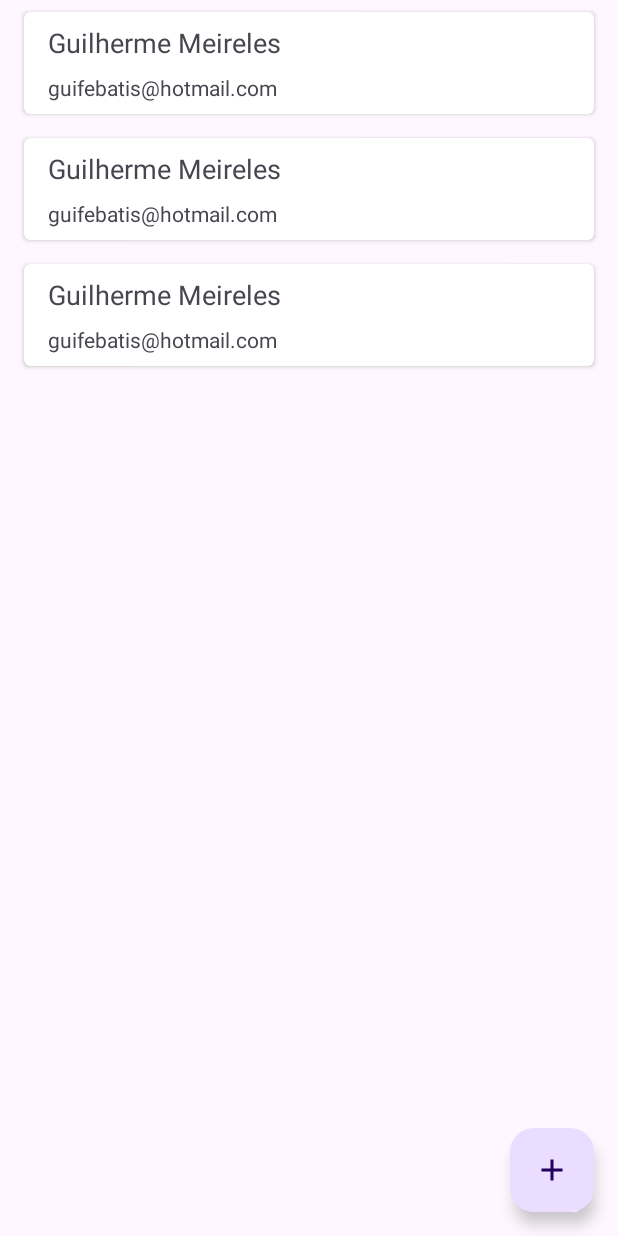
After one commit to GuitsMeireles/CRUD_teste, an Android app: the layout fragment_subscriber_list.xml on its own in the app's theme, with its tools: preview values and no code run, on a phone screen of 412 x 824 dp. The commit adds this screen. Run offline under Robolectric (Android 15) with nearby library versions, the phone set to English and light mode, and no system bars.

Commit message:
class 08

```diff
--- a/app/src/main/java/com/crud/data/db/AppDataBase.kt
+++ b/app/src/main/java/com/crud/data/db/AppDataBase.kt
@@ -4,8 +4,8 @@ import android.content.Context
 import androidx.room.Database
 import androidx.room.Room
 import androidx.room.RoomDatabase
-import com.crud.dao.SubscriberDAO
-import com.crud.entity.SubscriberEntity
+import com.crud.data.db.dao.SubscriberDAO
+import com.crud.data.db.entity.SubscriberEntity
 
 @Database(entities = [SubscriberEntity::class], version = 1)
 abstract class AppDataBase : RoomDatabase() {
--- a/app/src/main/java/com/crud/dao/SubscriberDAO.kt
+++ b/app/src/main/java/com/crud/data/db/dao/SubscriberDAO.kt
@@ -1,11 +1,11 @@
-package com.crud.dao
+package com.crud.data.db.dao
 
 import androidx.lifecycle.LiveData
 import androidx.room.Dao
 import androidx.room.Insert
 import androidx.room.Query
 import androidx.room.Update
-import com.crud.entity.SubscriberEntity
+import com.crud.data.db.entity.SubscriberEntity
 
 @Dao
 interface SubscriberDAO {
--- a/app/src/main/java/com/crud/entity/SubscriberEntity.kt
+++ b/app/src/main/java/com/crud/data/db/entity/SubscriberEntity.kt
@@ -1,4 +1,4 @@
-package com.crud.entity
+package com.crud.data.db.entity
 
 import androidx.room.Entity
 import androidx.room.PrimaryKey
--- a/app/src/main/java/com/crud/repository/DataBaseDataSource.kt
+++ b/app/src/main/java/com/crud/repository/DataBaseDataSource.kt
@@ -1,8 +1,8 @@
 package com.crud.repository
 
 import androidx.lifecycle.LiveData
-import com.crud.dao.SubscriberDAO
-import com.crud.entity.SubscriberEntity
+import com.crud.data.db.dao.SubscriberDAO
+import com.crud.data.db.entity.SubscriberEntity
 
 class DataBaseDataSource(
     private val subscriberDAO: SubscriberDAO
--- a/app/src/main/java/com/crud/repository/SubscriberRepository.kt
+++ b/app/src/main/java/com/crud/repository/SubscriberRepository.kt
@@ -1,7 +1,7 @@
 package com.crud.repository
 
 import androidx.lifecycle.LiveData
-import com.crud.entity.SubscriberEntity
+import com.crud.data.db.entity.SubscriberEntity
 
 interface SubscriberRepository {
 
--- /dev/null
+++ b/app/src/main/res/drawable/ic_add.xml
@@ -0,0 +1,9 @@
+<vector xmlns:android="http://schemas.android.com/apk/res/android"
+    android:width="24dp"
+    android:height="24dp"
+    android:viewportWidth="24"
+    android:viewportHeight="24">
+  <path
+      android:fillColor="#FF000000"
+      android:pathData="M11,11V5H13V11H19V13H13V19H11V13H5V11H11Z"/>
+</vector>
--- /dev/null
+++ b/app/src/main/res/layout/fragment_subscriber_list.xml
@@ -0,0 +1,25 @@
+<?xml version="1.0" encoding="utf-8"?>
+<androidx.coordinatorlayout.widget.CoordinatorLayout xmlns:android="http://schemas.android.com/apk/res/android"
+    xmlns:tools="http://schemas.android.com/tools"
+    android:layout_width="match_parent"
+    android:layout_height="match_parent"
+    xmlns:app="http://schemas.android.com/apk/res-auto"
+    tools:context=".ui.subscriberlist.SubscriberListFragment">
+
+    <androidx.recyclerview.widget.RecyclerView
+        android:layout_width="match_parent"
+        android:layout_height="match_parent"
+        app:layoutManager="androidx.recyclerview.widget.LinearLayoutManager"
+        tools:listitem="@layout/subscriber_item" />
+
+    <com.google.android.material.floatingactionbutton.FloatingActionButton
+        android:id="@+id/add_subscriber"
+        android:layout_width="wrap_content"
+        android:layout_height="wrap_content"
+        android:layout_gravity="end|bottom"
+        android:layout_margin="16dp"
+        android:src="@drawable/ic_add"/>
+
+
+
+</androidx.coordinatorlayout.widget.CoordinatorLayout>
--- /dev/null
+++ b/app/src/main/res/layout/subscriber_item.xml
@@ -0,0 +1,37 @@
+<?xml version="1.0" encoding="utf-8"?>
+<androidx.cardview.widget.CardView xmlns:android="http://schemas.android.com/apk/res/android"
+    xmlns:app="http://schemas.android.com/apk/res-auto"
+    android:layout_width="match_parent"
+    android:layout_height="wrap_content"
+    xmlns:tools="http://schemas.android.com/tools"
+    android:layout_marginStart="16dp"
+    android:layout_marginTop="8dp"
+    android:layout_marginEnd="16dp"
+    android:layout_marginBottom="8dp"
+    app:cardCornerRadius="4dp">
+
+    <LinearLayout
+        android:layout_width="match_parent"
+        android:layout_height="wrap_content"
+        android:orientation="vertical"
+        android:paddingStart="16dp"
+        android:paddingTop="8dp"
+        android:paddingEnd="16dp"
+        android:paddingBottom="8dp">
+
+    <TextView
+        android:layout_width="wrap_content"
+        android:layout_height="wrap_content"
+        android:text="Guilherme Meireles"
+        android:textSize="18sp"
+        tools:textStyle="bold" />
+
+    <TextView
+        android:layout_width="wrap_content"
+        android:layout_height="wrap_content"
+        android:layout_marginTop="8dp"
+        tools:text="guifebatis@hotmail.com"/>
+
+    </LinearLayout>
+
+</androidx.cardview.widget.CardView>
--- a/app/src/main/res/values/strings.xml
+++ b/app/src/main/res/values/strings.xml
@@ -1,3 +1,5 @@
 <resources>
     <string name="app_name">CRUD</string>
+    <string name="subscriber_insert_successfully">Subscriber was successfully inserted</string>
+    <string name="subscriber_error_to_insert">There was an error when inserting Subscriber</string>
 </resources>
--- a/build.gradle.kts
+++ b/build.gradle.kts
@@ -2,4 +2,5 @@
 plugins {
     id("com.android.application") version "8.1.2" apply false
     id("org.jetbrains.kotlin.android") version "1.9.0" apply false
+    id("com.google.devtools.ksp") version "1.9.0-1.0.13" apply false
 }
```
Also changed, not shown: app/build.gradle.kts (+5 -4 lines), app/src/main/java/com/crud/extension/ViewExtension.kt (added, +16 -0 lines), app/src/main/java/com/crud/ui/subscriber/SubscriberFragment.kt (+71 -10 lines), app/src/main/java/com/crud/ui/subscriber/SubscriberViewModel.kt (+41 -2 lines), app/src/main/java/com/crud/ui/subscriberlist/SubscriberListFragment.kt (added, +8 -0 lines), app/src/main/java/com/crud/ui/subscriberlist/SubscriberListViewModel.kt (added, +7 -0 lines).
